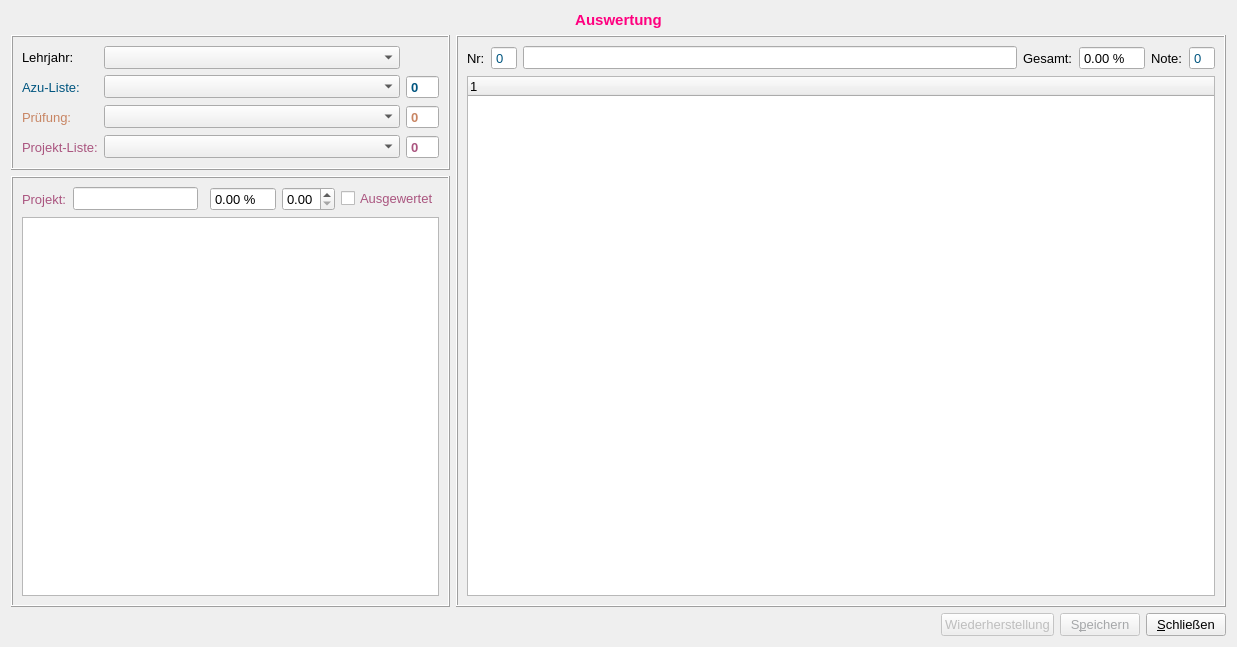
The window that formevaluation.ui (fasa1964/fshkkap) describes before a commit, drawn with Qt 5.
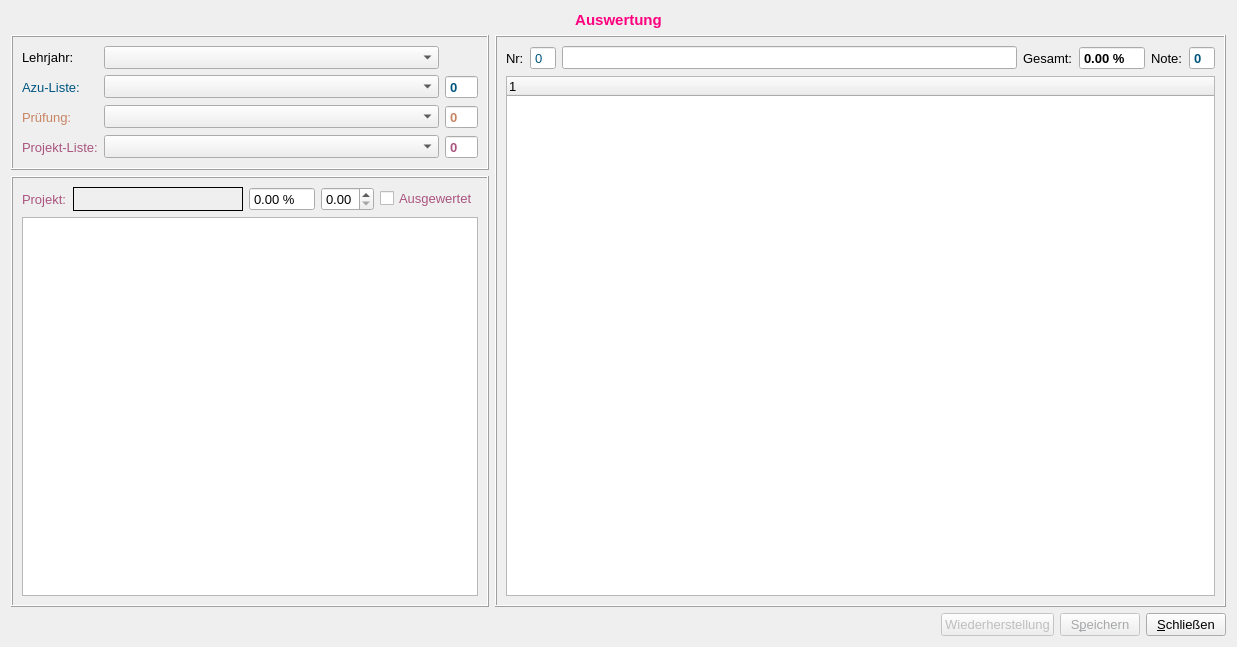
The same window after the commit.

What changed in the file:
```diff
--- a/formevaluation.ui
+++ b/formevaluation.ui
@@ -34,6 +34,44 @@
       <enum>QFrame::Raised</enum>
      </property>
      <layout class="QGridLayout" name="gridLayout_3">
+      <item row="0" column="1">
+       <widget class="QLabel" name="projectLabel">
+        <property name="minimumSize">
+         <size>
+          <width>170</width>
+          <height>0</height>
+         </size>
+        </property>
+        <property name="frameShape">
+         <enum>QFrame::Box</enum>
+        </property>
+        <property name="text">
+         <string/>
+        </property>
+       </widget>
+      </item>
+      <item row="0" column="2">
+       <widget class="QDoubleSpinBox" name="percentBox">
+        <property name="frame">
+         <bool>true</bool>
+        </property>
+        <property name="readOnly">
+         <bool>true</bool>
+        </property>
+        <property name="buttonSymbols">
+         <enum>QAbstractSpinBox::NoButtons</enum>
+        </property>
+        <property name="prefix">
+         <string/>
+        </property>
+        <property name="suffix">
+         <string> %</string>
+        </property>
+        <property name="maximum">
+         <double>100.000000000000000</double>
+        </property>
+       </widget>
+      </item>
       <item row="0" column="0">
        <widget class="QLabel" name="label_2">
         <property name="palette">
@@ -78,7 +116,7 @@
         </property>
        </widget>
       </item>
-      <item row="0" column="5">
+      <item row="0" column="4">
        <widget class="QCheckBox" name="evaluatedCheckBox">
         <property name="palette">
          <palette>
@@ -122,39 +160,10 @@
         </property>
        </widget>
       </item>
-      <item row="0" column="1">
-       <widget class="QLineEdit" name="projektNameEdit">
-        <property name="readOnly">
-         <bool>true</bool>
-        </property>
-       </widget>
-      </item>
-      <item row="0" column="3">
-       <widget class="QDoubleSpinBox" name="percentBox">
-        <property name="frame">
-         <bool>true</bool>
-        </property>
-        <property name="readOnly">
-         <bool>true</bool>
-        </property>
-        <property name="buttonSymbols">
-         <enum>QAbstractSpinBox::NoButtons</enum>
-        </property>
-        <property name="prefix">
-         <string/>
-        </property>
-        <property name="suffix">
-         <string> %</string>
-        </property>
-        <property name="maximum">
-         <double>100.000000000000000</double>
-        </property>
-       </widget>
-      </item>
-      <item row="1" column="0" colspan="6">
+      <item row="1" column="0" colspan="5">
        <widget class="QTableWidget" name="questionTableWidget"/>
       </item>
-      <item row="0" column="4">
+      <item row="0" column="3">
        <widget class="QDoubleSpinBox" name="factorBox">
         <property name="maximum">
          <double>1.000000000000000</double>
@@ -826,8 +835,8 @@
         <property name="font">
          <font>
           <pointsize>10</pointsize>
-          <weight>50</weight>
-          <bold>false</bold>
+          <weight>75</weight>
+          <bold>true</bold>
          </font>
         </property>
         <property name="readOnly">
@@ -897,6 +906,12 @@
           </disabled>
          </palette>
         </property>
+        <property name="font">
+         <font>
+          <weight>75</weight>
+          <bold>true</bold>
+         </font>
+        </property>
         <property name="readOnly">
          <bool>true</bool>
         </property>
```
